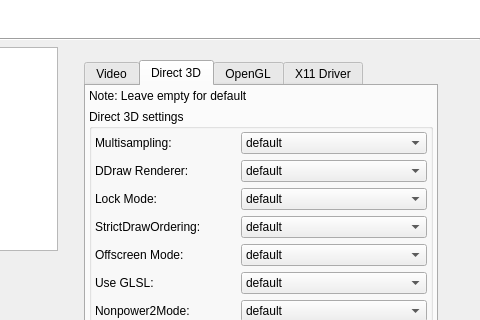
Qt form src/q4wine-gui/uis/FakeDriveSettings.ui (brezerk/q4wine) before a commit; both pictures show x 216 to 696 and y 0 to 320 of the 696 by 436 pixel window.
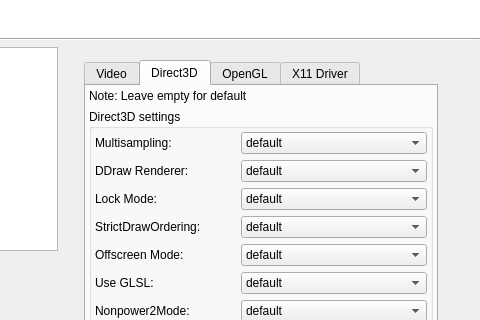
The same form after that commit. The open tabs and pages were chosen to show the change.

Patch:
```diff
--- a/src/q4wine-gui/uis/FakeDriveSettings.ui
+++ b/src/q4wine-gui/uis/FakeDriveSettings.ui
@@ -1169,7 +1169,7 @@
           </widget>
           <widget class="QWidget" name="tab_4">
            <attribute name="title">
-            <string>Direct 3D</string>
+            <string>Direct3D</string>
            </attribute>
            <layout class="QVBoxLayout" name="verticalLayout_8">
             <property name="margin">
@@ -1191,7 +1191,7 @@
                <bool>false</bool>
               </property>
               <property name="title">
-               <string>Direct 3D settings</string>
+               <string>Direct3D settings</string>
               </property>
               <layout class="QVBoxLayout" name="verticalLayout_6">
                <property name="margin">
```
Left out of the diff: 4 changed lines with no effect on the pictures.
